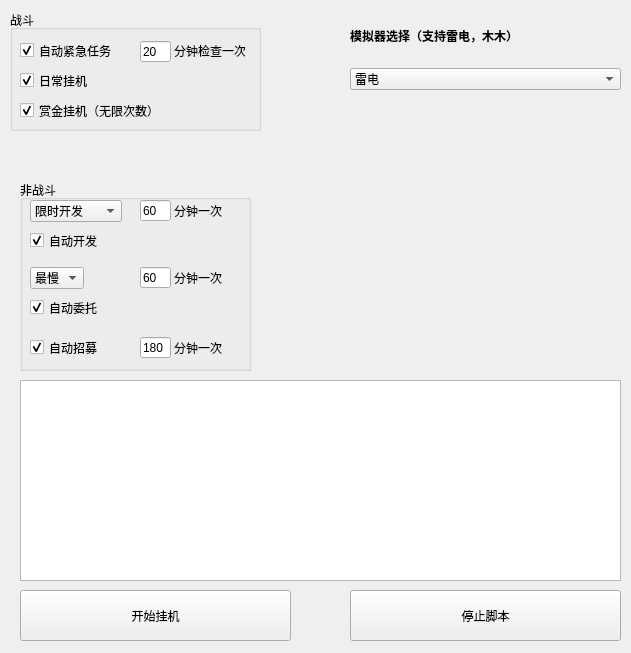
Before: the Qt Designer form player.ui in HermitZHQ/GameAssistant, drawn with Qt 5.
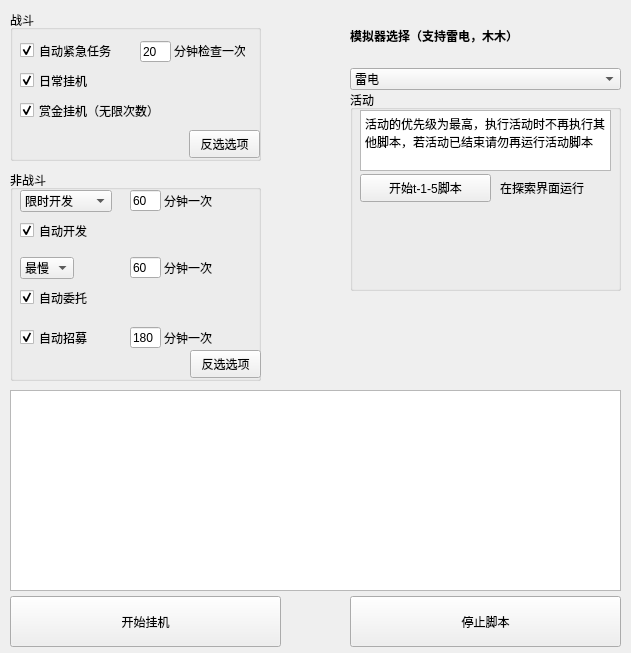
After: the same form once the commit is applied.

Commit message: 玩家ui更新，更新活动脚本

What changed in the file:
```diff
--- a/player.ui
+++ b/player.ui
@@ -17,7 +17,7 @@
    <property name="geometry">
     <rect>
      <x>350</x>
-     <y>590</y>
+     <y>596</y>
      <width>271</width>
      <height>51</height>
     </rect>
@@ -29,9 +29,9 @@
   <widget class="QListWidget" name="list_tip">
    <property name="geometry">
     <rect>
-     <x>20</x>
-     <y>380</y>
-     <width>601</width>
+     <x>10</x>
+     <y>390</y>
+     <width>611</width>
      <height>201</height>
     </rect>
    </property>
@@ -87,8 +87,8 @@
   <widget class="QPushButton" name="btn_startAuto">
    <property name="geometry">
     <rect>
-     <x>20</x>
-     <y>590</y>
+     <x>10</x>
+     <y>596</y>
      <width>271</width>
      <height>51</height>
     </rect>
@@ -100,10 +100,10 @@
   <widget class="QGroupBox" name="groupBox">
    <property name="geometry">
     <rect>
-     <x>20</x>
-     <y>180</y>
-     <width>231</width>
-     <height>191</height>
+     <x>10</x>
+     <y>170</y>
+     <width>251</width>
+     <height>211</height>
     </rect>
    </property>
    <property name="title">
@@ -146,8 +146,8 @@
      <rect>
       <x>10</x>
       <y>20</y>
-      <width>86</width>
-      <height>20</height>
+      <width>106</width>
+      <height>21</height>
      </rect>
     </property>
     <property name="layoutDirection">
@@ -206,8 +206,8 @@
      <rect>
       <x>10</x>
       <y>87</y>
-      <width>50</width>
-      <height>20</height>
+      <width>60</width>
+      <height>21</height>
      </rect>
     </property>
     <property name="layoutDirection">
@@ -293,6 +293,19 @@
      <string>180</string>
     </property>
    </widget>
+   <widget class="QPushButton" name="btn_noneBattle_toggle">
+    <property name="geometry">
+     <rect>
+      <x>180</x>
+      <y>180</y>
+      <width>71</width>
+      <height>28</height>
+     </rect>
+    </property>
+    <property name="text">
+     <string>反选选项</string>
+    </property>
+   </widget>
   </widget>
   <widget class="QGroupBox" name="groupBox_2">
    <property name="geometry">
@@ -300,7 +313,7 @@
      <x>10</x>
      <y>10</y>
      <width>251</width>
-     <height>121</height>
+     <height>151</height>
     </rect>
    </property>
    <property name="title">
@@ -380,6 +393,75 @@
      <bool>true</bool>
     </property>
    </widget>
+   <widget class="QPushButton" name="btn_battle_toggle">
+    <property name="geometry">
+     <rect>
+      <x>179</x>
+      <y>120</y>
+      <width>71</width>
+      <height>28</height>
+     </rect>
+    </property>
+    <property name="text">
+     <string>反选选项</string>
+    </property>
+   </widget>
+  </widget>
+  <widget class="QGroupBox" name="groupBox_3">
+   <property name="geometry">
+    <rect>
+     <x>350</x>
+     <y>90</y>
+     <width>271</width>
+     <height>201</height>
+    </rect>
+   </property>
+   <property name="title">
+    <string>活动</string>
+   </property>
+   <widget class="QTextEdit" name="textEdit">
+    <property name="geometry">
+     <rect>
+      <x>10</x>
+      <y>20</y>
+      <width>251</width>
+      <height>61</height>
+     </rect>
+    </property>
+    <property name="html">
+     <string>&lt;!DOCTYPE HTML PUBLIC &quot;-//W3C//DTD HTML 4.0//EN&quot; &quot;http://www.w3.org/TR/REC-html40/strict.dtd&quot;&gt;
+&lt;html&gt;&lt;head&gt;&lt;meta name=&quot;qrichtext&quot; content=&quot;1&quot; /&gt;&lt;style type=&quot;text/css&quot;&gt;
+p, li { white-space: pre-wrap; }
+&lt;/style&gt;&lt;/head&gt;&lt;body style=&quot; font-family:'SimSun'; font-size:9pt; font-weight:400; font-style:normal;&quot;&gt;
+&lt;p style=&quot; margin-top:0px; margin-bottom:0px; margin-left:0px; margin-right:0px; -qt-block-indent:0; text-indent:0px;&quot;&gt;活动的优先级为最高，执行活动时不再执行其他脚本，若活动已结束请勿再运行活动脚本&lt;/p&gt;&lt;/body&gt;&lt;/html&gt;</string>
+    </property>
+   </widget>
+   <widget class="QPushButton" name="btn_huodong1">
+    <property name="geometry">
+     <rect>
+      <x>10</x>
+      <y>84</y>
+      <width>131</width>
+      <height>28</height>
+     </rect>
+    </property>
+    <property name="text">
+     <string>开始t-1-5脚本</string>
+    </property>
+   </widget>
+   <widget class="QLabel" name="label_10">
+    <property name="geometry">
+     <rect>
+      <x>150</x>
+      <y>90</y>
+      <width>111</width>
+      <height>16</height>
+     </rect>
+    </property>
+    <property name="text">
+     <string>在探索界面运行</string>
+    </property>
+   </widget>
   </widget>
  </widget>
  <resources/>
```
Left out of the diff: 57 changed lines with no effect on the pictures. The commit also changes 5 other files.
